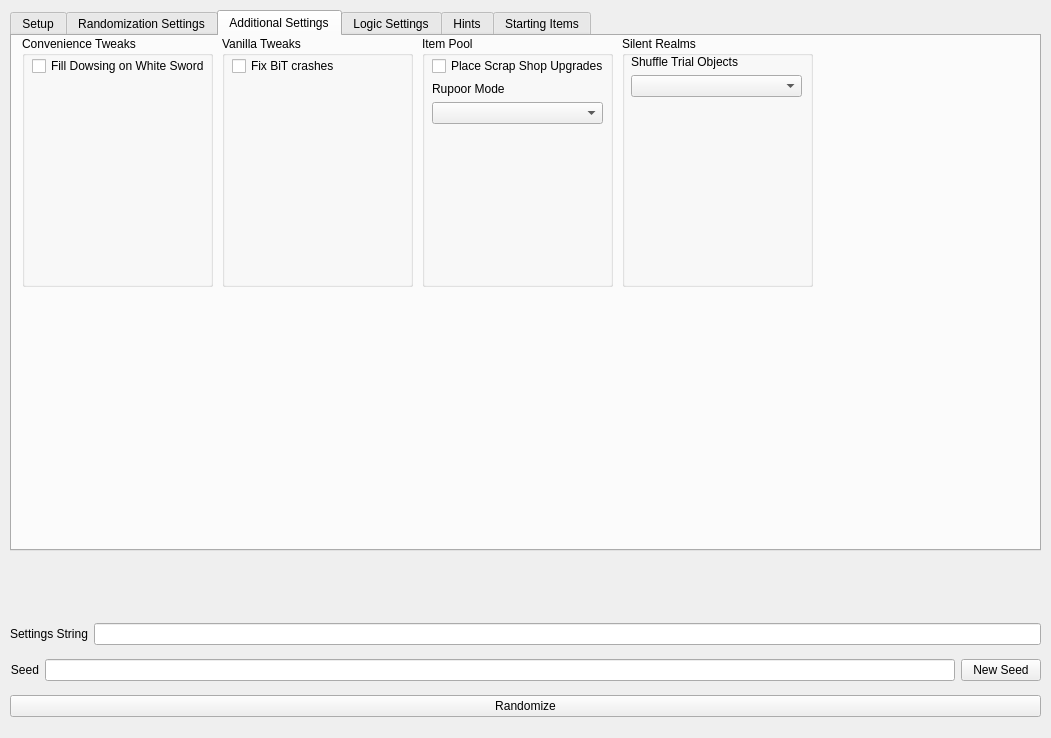
Qt form gui/randogui.ui (ssrando/ssrando) before a commit.
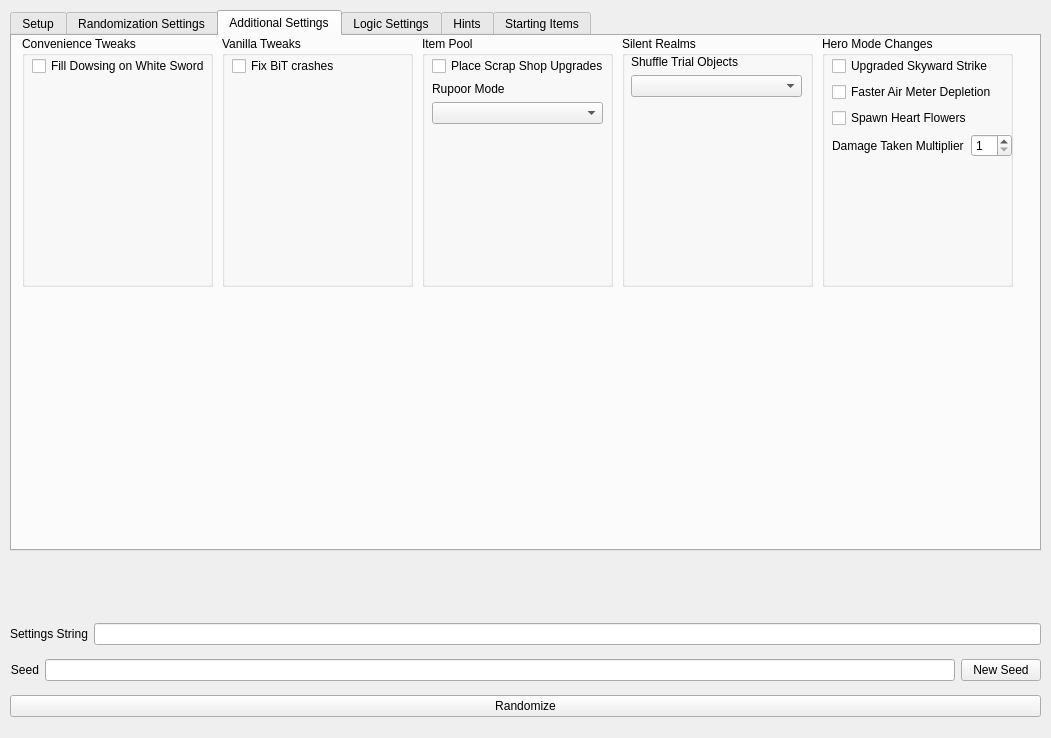
The same form after that commit. The open tabs and pages were chosen to show the change.

Commit message: added back in hero-mode ui

```diff
--- a/gui/randogui.ui
+++ b/gui/randogui.ui
@@ -1180,6 +1180,92 @@
        </layout>
       </widget>
      </widget>
+     <widget class="QGroupBox" name="box_heromode_changes">
+      <property name="geometry">
+       <rect>
+        <x>810</x>
+        <y>0</y>
+        <width>191</width>
+        <height>251</height>
+       </rect>
+      </property>
+      <property name="title">
+       <string>Hero Mode Changes</string>
+      </property>
+      <widget class="QWidget" name="verticalLayoutWidget_21">
+       <property name="geometry">
+        <rect>
+         <x>10</x>
+         <y>20</y>
+         <width>180</width>
+         <height>221</height>
+        </rect>
+       </property>
+       <layout class="QVBoxLayout" name="vlay_heromode_changes">
+        <item>
+         <widget class="QCheckBox" name="option_upgraded_skyward_strike">
+          <property name="text">
+           <string>Upgraded Skyward Strike</string>
+          </property>
+         </widget>
+        </item>
+        <item>
+         <widget class="QCheckBox" name="option_fast_air_meter">
+          <property name="text">
+           <string>Faster Air Meter Depletion</string>
+          </property>
+         </widget>
+        </item>
+        <item>
+         <widget class="QCheckBox" name="option_enable_heart_drops">
+          <property name="text">
+           <string>Spawn Heart Flowers</string>
+          </property>
+         </widget>
+        </item>
+        <item>
+         <layout class="QHBoxLayout" name="hlay_damage_multiplier">
+          <item>
+           <widget class="QLabel" name="label_for_option_damage_multiplier">
+            <property name="text">
+             <string>Damage Taken Multiplier</string>
+            </property>
+           </widget>
+          </item>
+          <item>
+           <widget class="QSpinBox" name="option_damage_multiplier">
+            <property name="maximumSize">
+             <size>
+              <width>41</width>
+              <height>16777215</height>
+             </size>
+            </property>
+            <property name="minimum">
+             <number>1</number>
+            </property>
+            <property name="maximum">
+             <number>255</number>
+            </property>
+           </widget>
+          </item>
+         </layout>
+        </item>
+        <item>
+         <spacer name="vspace_heromode_changes">
+          <property name="orientation">
+           <enum>Qt::Vertical</enum>
+          </property>
+          <property name="sizeHint" stdset="0">
+           <size>
+            <width>20</width>
+            <height>40</height>
+           </size>
+          </property>
+         </spacer>
+        </item>
+       </layout>
+      </widget>
+     </widget>
     </widget>
     <widget class="QWidget" name="tab_logic_settings">
      <attribute name="title">
```
Left out of the diff: 6 changed lines with no effect on the pictures. The commit also changes 1 other file.
